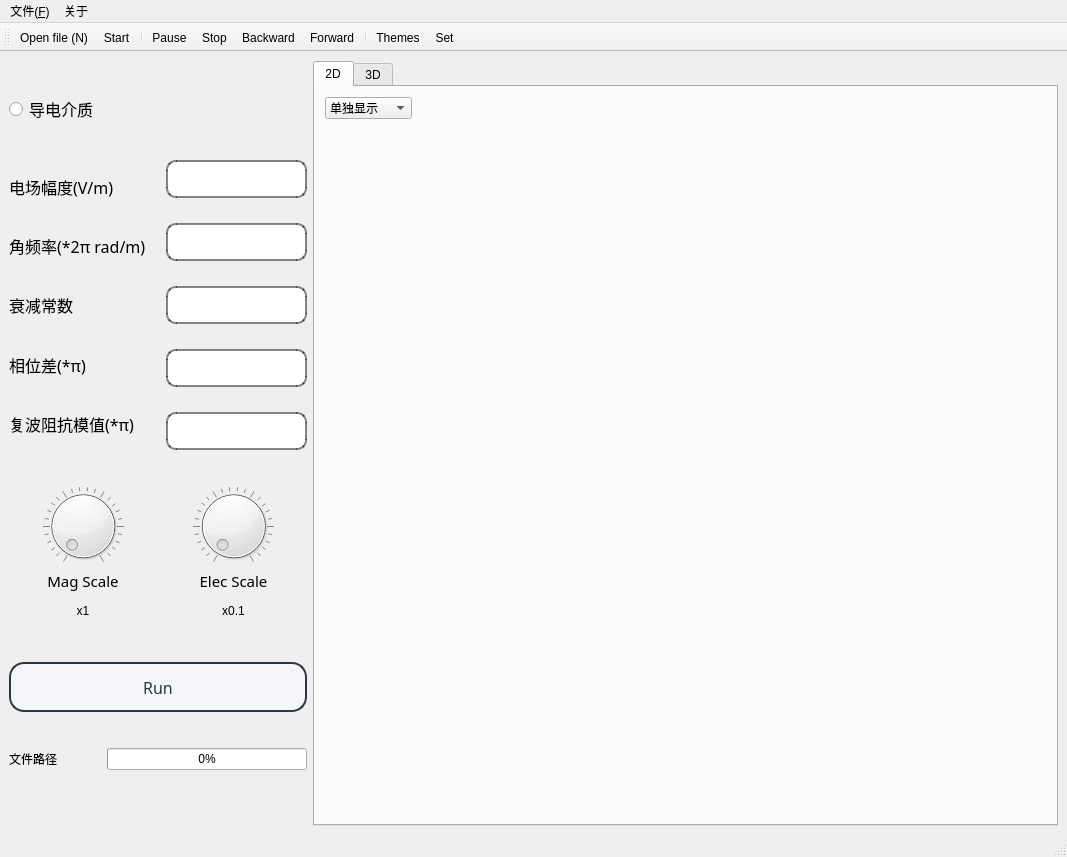
Above: field.ui from Snow-know-nothing/Electromagnetic-APP before the change. Below: the same form after it.
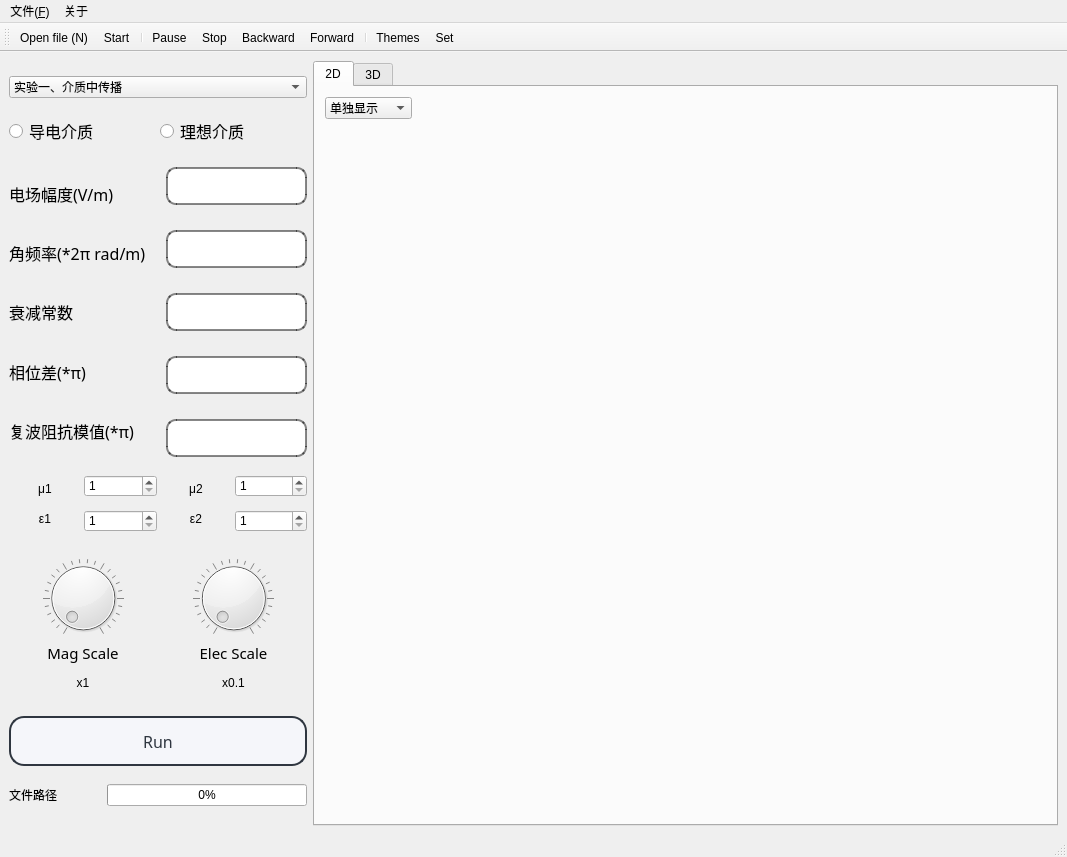
That is the form after the change. Icons and pictures are not drawn.

What changed in the file:
```diff
--- a/field.ui
+++ b/field.ui
@@ -26,7 +26,7 @@
        <number>6</number>
       </property>
       <item>
-       <layout class="QVBoxLayout" name="verticalLayout_4" stretch="1,2,1,2,0,0">
+       <layout class="QVBoxLayout" name="verticalLayout_4" stretch="0,0,3,1,1,2,0">
         <property name="spacing">
          <number>3</number>
         </property>
@@ -34,18 +34,66 @@
          <enum>QLayout::SetDefaultConstraint</enum>
         </property>
         <item>
-         <widget class="QRadioButton" name="ch1Button">
-          <property name="font">
-           <font>
-            <family>华光隶变_CNKI</family>
-            <pointsize>12</pointsize>
-           </font>
-          </property>
-          <property name="text">
-           <string>导电介质</string>
-          </property>
+         <widget class="QComboBox" name="comboBox_2">
+          <item>
+           <property name="text">
+            <string>实验一、介质中传播</string>
+           </property>
+          </item>
+          <item>
+           <property name="text">
+            <string>实验二、入射反射及透射</string>
+           </property>
+          </item>
+          <item>
+           <property name="text">
+            <string>实验三、矩形波导</string>
+           </property>
+          </item>
          </widget>
         </item>
+        <item>
+         <layout class="QHBoxLayout" name="horizontalLayout_8">
+          <property name="bottomMargin">
+           <number>3</number>
+          </property>
+          <item>
+           <widget class="QRadioButton" name="ch1Button">
+            <property name="font">
+             <font>
+              <family>华光隶变_CNKI</family>
+              <pointsize>12</pointsize>
+             </font>
+            </property>
+            <property name="text">
+             <string>导电介质</string>
+            </property>
+            <property name="autoExclusive">
+             <bool>false</bool>
+            </property>
+           </widget>
+          </item>
+          <item>
+           <widget class="QRadioButton" name="radioButton">
+            <property name="font">
+             <font>
+              <family>华光隶变_CNKI</family>
+              <pointsize>12</pointsize>
+             </font>
+            </property>
+            <property name="text">
+             <string>理想介质</string>
+            </property>
+            <property name="checkable">
+             <bool>true</bool>
+            </property>
+            <property name="autoExclusive">
+             <bool>false</bool>
+            </property>
+           </widget>
+          </item>
+         </layout>
+        </item>
         <item>
          <layout class="QHBoxLayout" name="horizontalLayout" stretch="1,0,0">
           <property name="spacing">
@@ -259,6 +307,121 @@
           </item>
          </layout>
         </item>
+        <item>
+         <layout class="QHBoxLayout" name="horizontalLayout_9">
+          <property name="bottomMargin">
+           <number>8</number>
+          </property>
+          <item>
+           <layout class="QVBoxLayout" name="verticalLayout_17">
+            <item>
+             <widget class="QLabel" name="label_8">
+              <property name="layoutDirection">
+               <enum>Qt::LeftToRight</enum>
+              </property>
+              <property name="text">
+               <string>μ1</string>
+              </property>
+              <property name="alignment">
+               <set>Qt::AlignCenter</set>
+              </property>
+             </widget>
+            </item>
+            <item>
+             <widget class="QLabel" name="label_9">
+              <property name="text">
+               <string>ε1</string>
+              </property>
+              <property name="alignment">
+               <set>Qt::AlignCenter</set>
+              </property>
+             </widget>
+            </item>
+           </layout>
+          </item>
+          <item>
+           <layout class="QVBoxLayout" name="verticalLayout_19">
+            <property name="spacing">
+             <number>13</number>
+            </property>
+            <item>
+             <widget class="QSpinBox" name="spinBox">
+              <property name="minimum">
+               <number>1</number>
+              </property>
+              <property name="value">
+               <number>1</number>
+              </property>
+             </widget>
+            </item>
+            <item>
+             <widget class="QSpinBox" name="spinBox_2">
+              <property name="minimum">
+               <number>1</number>
+              </property>
+              <property name="value">
+               <number>1</number>
+              </property>
+             </widget>
+            </item>
+           </layout>
+          </item>
+          <item>
+           <layout class="QVBoxLayout" name="verticalLayout_18">
+            <item>
+             <widget class="QLabel" name="label_4">
+              <property name="layoutDirection">
+               <enum>Qt::LeftToRight</enum>
+              </property>
+              <property name="text">
+               <string>μ2</string>
+              </property>
+              <property name="alignment">
+               <set>Qt::AlignCenter</set>
+              </property>
+             </widget>
+            </item>
+            <item>
+             <widget class="QLabel" name="label_10">
+              <property name="focusPolicy">
+               <enum>Qt::NoFocus</enum>
+              </property>
+              <property name="contextMenuPolicy">
+               <enum>Qt::CustomContextMenu</enum>
+              </property>
+              <property name="text">
+               <string>ε2</string>
+              </property>
+              <property name="alignment">
+               <set>Qt::AlignCenter</set>
+              </property>
+             </widget>
+            </item>
+           </layout>
+          </item>
+          <item>
+           <layout class="QVBoxLayout" name="verticalLayout_20">
+            <property name="spacing">
+             <number>13</number>
+            </property>
+            <item>
+             <widget class="QSpinBox" name="spinBox_4">
+              <property name="minimum">
+               <number>1</number>
+              </property>
+             </widget>
+            </item>
+            <item>
+             <widget class="QSpinBox" name="spinBox_3">
+              <property name="minimum">
+               <number>1</number>
+              </property>
+             </widget>
+            </item>
+           </layout>
+          </item>
+         </layout>
+        </item>
         <item>
          <layout class="QHBoxLayout" name="horizontalLayout_2">
           <item>
@@ -522,22 +685,6 @@
           </item>
          </layout>
         </item>
-        <item>
-         <spacer name="verticalSpacer">
-          <property name="orientation">
-           <enum>Qt::Vertical</enum>
-          </property>
-          <property name="sizeType">
-           <enum>QSizePolicy::Minimum</enum>
-          </property>
-          <property name="sizeHint" stdset="0">
-           <size>
-            <width>20</width>
-            <height>20</height>
-           </size>
-          </property>
-         </spacer>
-        </item>
        </layout>
       </item>
       <item>
```
Left out of the diff: 3 changed lines with no effect on the pictures.
